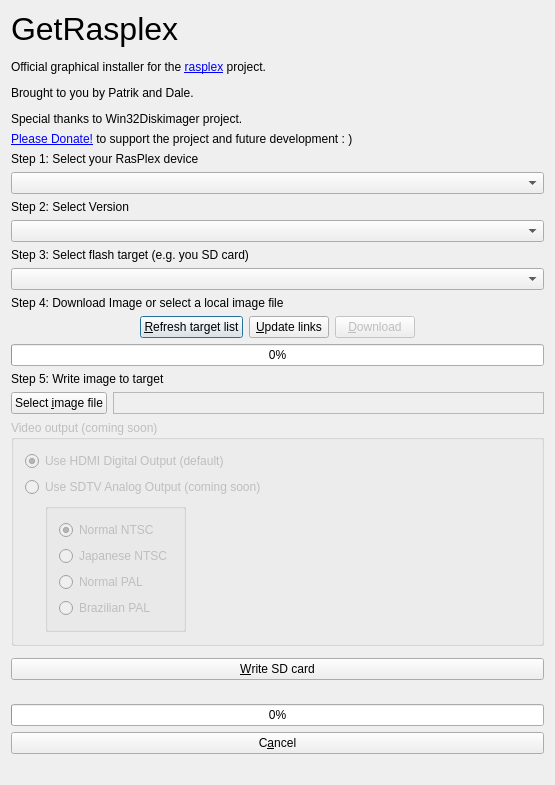
First picture: the form in installer.ui, repository RasPlex/rasplex-installer, before the edit.
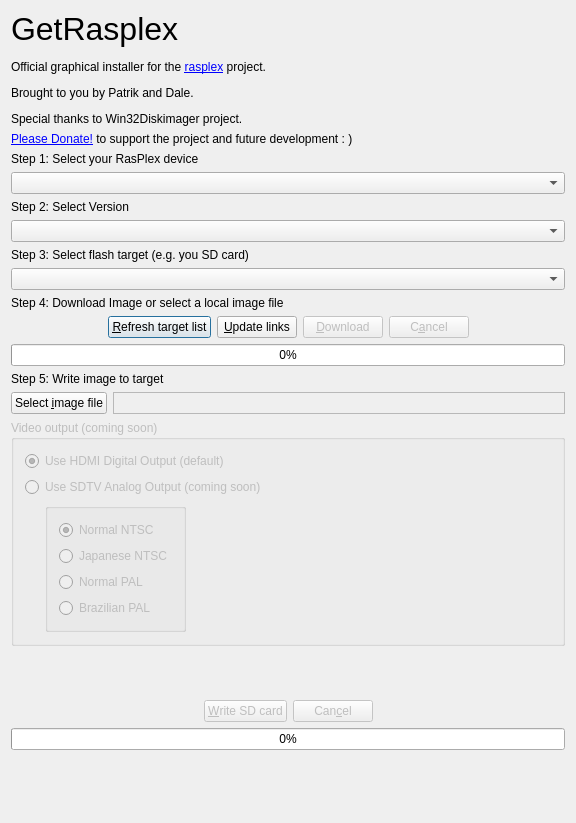
Second picture: the form after the edit. Icons and pictures are not drawn.

Commit message: Add separate cancel buttons for download and flash

Patch:
```diff
--- a/installer.ui
+++ b/installer.ui
@@ -6,8 +6,8 @@
    <rect>
     <x>0</x>
     <y>0</y>
-    <width>555</width>
-    <height>785</height>
+    <width>576</width>
+    <height>823</height>
    </rect>
   </property>
   <property name="windowTitle">
@@ -132,6 +132,16 @@
        </property>
       </widget>
      </item>
+     <item>
+      <widget class="QPushButton" name="cancelDownloadButton">
+       <property name="enabled">
+        <bool>false</bool>
+       </property>
+       <property name="text">
+        <string>C&amp;ancel</string>
+       </property>
+      </widget>
+     </item>
      <item>
       <spacer name="horizontalSpacer">
        <property name="orientation">
@@ -309,9 +319,59 @@
     <widget class="QStackedWidget" name="releaseNotes"/>
    </item>
    <item>
-    <widget class="QPushButton" name="writeButton">
-     <property name="text">
-      <string>&amp;Write SD card</string>
+    <layout class="QHBoxLayout" name="horizontalLayout_3">
+     <item>
+      <spacer name="horizontalSpacer_5">
+       <property name="orientation">
+        <enum>Qt::Horizontal</enum>
+       </property>
+       <property name="sizeHint" stdset="0">
+        <size>
+         <width>40</width>
+         <height>20</height>
+        </size>
+       </property>
+      </spacer>
+     </item>
+     <item>
+      <widget class="QPushButton" name="writeButton">
+       <property name="enabled">
+        <bool>false</bool>
+       </property>
+       <property name="text">
+        <string>&amp;Write SD card</string>
+       </property>
+      </widget>
+     </item>
+     <item>
+      <widget class="QPushButton" name="cancelFlashButton">
+       <property name="enabled">
+        <bool>false</bool>
+       </property>
+       <property name="text">
+        <string>Can&amp;cel</string>
+       </property>
+      </widget>
+     </item>
+     <item>
+      <spacer name="horizontalSpacer_6">
+       <property name="orientation">
+        <enum>Qt::Horizontal</enum>
+       </property>
+       <property name="sizeHint" stdset="0">
+        <size>
+         <width>40</width>
+         <height>20</height>
+        </size>
+       </property>
+      </spacer>
+     </item>
+    </layout>
+   </item>
+   <item>
+    <widget class="QProgressBar" name="flashProgressBar">
+     <property name="value">
+      <number>0</number>
      </property>
     </widget>
    </item>
@@ -328,20 +388,6 @@
      </property>
     </spacer>
    </item>
-   <item>
-    <widget class="QProgressBar" name="flashProgressBar">
-     <property name="value">
-      <number>0</number>
-     </property>
-    </widget>
-   </item>
-   <item>
-    <widget class="QPushButton" name="cancelButton">
-     <property name="text">
-      <string>C&amp;ancel</string>
-     </property>
-    </widget>
-   </item>
    <item>
     <widget class="QLabel" name="messageBar">
      <property name="text">
```
The commit also changes 2 other files.
